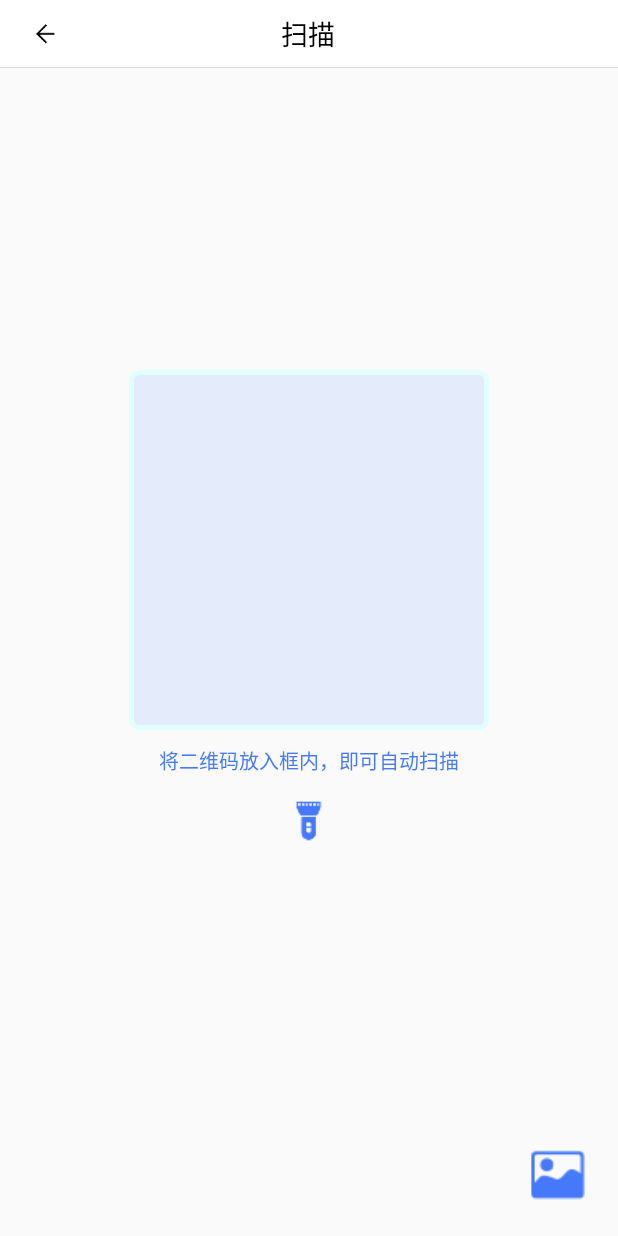
After one commit to yudonghui/pdaapp, an Android app: the HWScanActivity screen opened directly, with no data from a screen before it, on a phone screen of 412 x 824 dp. The commit adds this screen. Run offline under Robolectric (Android 15) with nearby library versions, the phone set to English and light mode, and no system bars; our stand-ins replace ButterKnife; libraries missing offline, so code that uses them is left out: com.huawei.hms, com.scwang.smartrefresh; 7 statements that could not run were skipped.

Commit message:
请求参数

```diff
--- a/app/build.gradle
+++ b/app/build.gradle
@@ -18,6 +18,10 @@ android {
             annotationProcessorOptions {
                 includeCompileClasspath = true
             }
+        }
+        ndk {
+            //选择要添加的对应cpu类型的.so库。
+            abiFilters 'armeabi', 'armeabi-v7a', 'arm64-v8a'
         }
     }
 
@@ -89,4 +93,6 @@ dependencies {
     implementation 'com.github.xuexiangjys:XUpdate:1.1.1'
     //通讯录
     implementation 'com.github.mcxtzhang:SuspensionIndexBar:V1.0.0'
+    //华为扫码功能
+    implementation 'com.huawei.hms:scan:2.2.0.300'
 }
--- a/app/src/main/AndroidManifest.xml
+++ b/app/src/main/AndroidManifest.xml
@@ -16,6 +16,7 @@
         android:supportsRtl="true"
         android:theme="@style/AppTheme"
         android:usesCleartextTraffic="true">
+        <activity android:name=".activity.HWScanActivity"></activity>
         <activity
             android:name=".activity.StockIndexActivity"
             android:exported="false" />
--- a/app/src/main/java/com/rfid/pdaapp/TestActivity.java
+++ b/app/src/main/java/com/rfid/pdaapp/TestActivity.java
@@ -1,5 +1,6 @@
 package com.rfid.pdaapp;
 
+import android.os.Bundle;
 import android.os.Handler;
 
 import androidx.core.content.ContextCompat;
@@ -52,7 +53,7 @@ public class TestActivity extends BaseActivity {
     }
 
     @Override
-    protected void init() {
+    protected void init(Bundle sa) {
         refreshListener();
         scrollListener();
         initAdapter();
--- /dev/null
+++ b/app/src/main/java/com/rfid/pdaapp/activity/HWScanActivity.java
@@ -0,0 +1,195 @@
+package com.rfid.pdaapp.activity;
+
+import android.app.Activity;
+import android.content.Context;
+import android.content.Intent;
+import android.graphics.Bitmap;
+import android.graphics.Rect;
+import android.os.Bundle;
+import android.os.Vibrator;
+import android.provider.MediaStore;
+import android.text.TextUtils;
+import android.view.View;
+import android.widget.FrameLayout;
+import android.widget.ImageView;
+import android.widget.LinearLayout;
+import android.widget.TextView;
+
+import androidx.annotation.Nullable;
+
+import com.huawei.hms.hmsscankit.OnLightVisibleCallBack;
+import com.huawei.hms.hmsscankit.OnResultCallback;
+import com.huawei.hms.hmsscankit.RemoteView;
+import com.huawei.hms.hmsscankit.ScanUtil;
+import com.huawei.hms.ml.scan.HmsScan;
+import com.huawei.hms.ml.scan.HmsScanAnalyzerOptions;
+import com.rfid.pdaapp.R;
+import com.rfid.pdaapp.common.Constant;
+import com.rfid.pdaapp.common.base.BaseActivity;
+import com.rfid.pdaapp.utils.CommonUtil;
+import com.rfid.pdaapp.utils.DeviceUtils;
+import com.rfid.pdaapp.utils.LogUtils;
+
+import java.io.IOException;
+
+import butterknife.BindView;
+import butterknife.OnClick;
+
+public class HWScanActivity extends BaseActivity {
+
+    @BindView(R.id.rim)
+    FrameLayout rim;
+    @BindView(R.id.scan_area)
+    ImageView scanArea;
+    @BindView(R.id.tv_open_hint)
+    TextView tvOpenHint;
+    @BindView(R.id.iv_open_light)
+    ImageView ivOpenLight;
+    @BindView(R.id.scan_auto_layout)
+    LinearLayout scanAutoLayout;
+    @BindView(R.id.iv_flash)
+    ImageView ivFlash;
+    private Context mContext;
+    private int mScreenWidth;
+    private int mScreenHeight;
+    private int SCAN_FRAME_SIZE = 240;
+    private RemoteView remoteView;
+
+    @Override
+    protected int getLayoutId() {
+        return R.layout.activity_h_w_scan;
+    }
+
+
+    @Override
+    protected void init(Bundle savedInstanceState) {
+        mScreenWidth = DeviceUtils.getDisplayWidth(this);
+        mScreenHeight = DeviceUtils.getDisplayHeight(this);
+        int scanFrameSize = (int) (SCAN_FRAME_SIZE * getResources().getDisplayMetrics().density);
+        Rect rect = new Rect();
+        rect.left = mScreenWidth / 2 - scanFrameSize / 2;
+        rect.right = mScreenWidth / 2 + scanFrameSize / 2;
+        rect.top = mScreenHeight / 2 - scanFrameSize / 2;
+        rect.bottom = mScreenHeight / 2 + scanFrameSize / 2;
+        Rect rect1 = new Rect(0, 0, mScreenWidth, mScreenHeight); // 设置扫码识别区域，您可以按照需求调整参数。
+        /**
+         *setContinuouslyScan 默认为true，连续扫码模式，此时扫码结果会连续返回；设置为false，非连续扫码模式，此时相同的码值只会返回一次。
+         */
+        remoteView = new RemoteView.Builder().setContext(this)
+                .setBoundingBox(rect1)
+                .setFormat(HmsScan.ALL_SCAN_TYPE)
+                .build();
+        initListener();
+        remoteView.onCreate(savedInstanceState);
+        FrameLayout.LayoutParams layoutParams = new FrameLayout.LayoutParams(LinearLayout.LayoutParams.MATCH_PARENT, LinearLayout.LayoutParams.MATCH_PARENT);
+        rim.addView(remoteView, layoutParams);
+    }
+
+
+    @OnClick({R.id.iv_open_light, R.id.iv_flash})
+    public void onViewClicked(View view) {
+        switch (view.getId()) {
+            case R.id.iv_open_light:
+                remoteView.switchLight();
+                break;
+            case R.id.iv_flash:
+                //跳转到图片选择界面去选择一张二维码图片
+                Intent intent = new Intent();
+                intent.setAction(Intent.ACTION_PICK);
+                intent.setType("image/*");
+                Intent intent2 = Intent.createChooser(intent, "选择二维码图片");
+                startActivityForResult(intent2, Constant.REQUEST_CODE0);
+                break;
+        }
+    }
+
+    private void initListener() {
+        //扫描结果监听
+        remoteView.setOnResultCallback(new OnResultCallback() {
+            @Override
+            public void onResult(HmsScan[] result) {
+                if (result != null && result.length > 0 && result[0] != null && !TextUtils.isEmpty(result[0].getOriginalValue())) {
+                    LogUtils.e("扫描结果：" + result[0].getOriginalValue());
+                    vibrate();
+                    backResult(result[0].getOriginalValue());
+                }
+            }
+        });
+        // 光线暗时，会回调该接口，用于控制显示闪光灯开关。
+        remoteView.setOnLightVisibleCallback(new OnLightVisibleCallBack() {
+            @Override
+            public void onVisibleChanged(boolean b) {
+              /*  if (b) {
+                    tvOpenHint.setVisibility(View.VISIBLE);
+                } else {
+                    tvOpenHint.setVisibility(View.GONE);
+                }*/
+            }
+        });
+    }
+
+    private void vibrate() {
+        //直接创建，不需要设置setDataSource
+        Vibrator vibrator = (Vibrator) getSystemService(Context.VIBRATOR_SERVICE);
+        vibrator.vibrate(200);
+    }
+
+    private void backResult(String result) {
+        Intent intent = getIntent();
+        intent.putExtra("result", result);
+        setResult(Activity.RESULT_OK, intent);
+        finish();
+    }
+
+    @Override
+    protected void onStart() {
+        super.onStart();
+        remoteView.onStart();
+    }
+
+    @Override
+    protected void onResume() {
+        super.onResume();
+        remoteView.onResume();
+    }
+
+    @Override
+    protected void onPause() {
+        super.onPause();
+        remoteView.onPause();
+    }
+
+    @Override
+    protected void onStop() {
+        super.onStop();
+        remoteView.onStop();
+    }
+
+    @Override
+    protected void onDestroy() {
+        super.onDestroy();
+        remoteView.onDestroy();
+    }
+
+    @Override
+    protected void onActivityResult(int requestCode, int resultCode, @Nullable Intent data) {
+        super.onActivityResult(requestCode, resultCode, data);
+        if (requestCode == Constant.REQUEST_CODE0 && resultCode == RESULT_OK) {
+            // data是Intent类型，data.getData是待扫描的条码图片Uri。
+            Bitmap bitmap = null;
+            try {
+                bitmap = MediaStore.Images.Media.getBitmap(this.getContentResolver(), data.getData());
+            } catch (IOException e) {
+                e.printStackTrace();
+            }
+            HmsScanAnalyzerOptions options = new HmsScanAnalyzerOptions.Creator().setHmsScanTypes(HmsScan.QRCODE_SCAN_TYPE, HmsScan.DATAMATRIX_SCAN_TYPE).setPhotoMode(true).create();
+            HmsScan[] hmsScans = ScanUtil.decodeWithBitmap(this, bitmap, options);
+            // 处理扫码结果
+            if (hmsScans != null && hmsScans.length > 0) {
+                // 展示扫码结果
+                CommonUtil.showToast(hmsScans.toString());
+            }
+        }
+    }
+
+}
--- a/app/src/main/java/com/rfid/pdaapp/activity/MainActivity.java
+++ b/app/src/main/java/com/rfid/pdaapp/activity/MainActivity.java
@@ -1,5 +1,6 @@
 package com.rfid.pdaapp.activity;
 
+import android.os.Bundle;
 import android.view.View;
 import android.widget.TextView;
 
@@ -43,7 +44,7 @@ public class MainActivity extends BaseActivity {
     }
 
     @Override
-    protected void init() {
+    protected void init(Bundle savedInstanceState) {
         GridLayoutManager gridLayoutManager = new GridLayoutManager(mContext, 2);
         rvHome.setLayoutManager(gridLayoutManager);
         rvHome.addItemDecoration(new SpaceItemDecoration(10, 10));
--- a/app/src/main/java/com/rfid/pdaapp/activity/StockActivity.java
+++ b/app/src/main/java/com/rfid/pdaapp/activity/StockActivity.java
@@ -18,7 +18,6 @@ import com.rfid.pdaapp.utils.CommonUtil;
 import com.rfid.pdaapp.utils.Strings;
 
 import butterknife.BindView;
-import butterknife.ButterKnife;
 import butterknife.OnClick;
 
 public class StockActivity extends BaseActivity {
@@ -61,7 +60,7 @@ public class StockActivity extends BaseActivity {
     }
 
     @Override
-    protected void init() {
+    protected void init(Bundle savedInstanceState) {
 
     }
 
--- a/app/src/main/java/com/rfid/pdaapp/activity/StockFormActivity.java
+++ b/app/src/main/java/com/rfid/pdaapp/activity/StockFormActivity.java
@@ -1,5 +1,6 @@
 package com.rfid.pdaapp.activity;
 
+import android.os.Bundle;
 import android.view.View;
 import android.widget.TextView;
 
@@ -46,7 +47,7 @@ public class StockFormActivity extends BaseActivity {
     }
 
     @Override
-    protected void init() {
+    protected void init(Bundle savedInstanceState) {
         initAdapter();
         initData();
         List<List<Object>> list = new ArrayList<>();
--- a/app/src/main/java/com/rfid/pdaapp/activity/StockIndexActivity.java
+++ b/app/src/main/java/com/rfid/pdaapp/activity/StockIndexActivity.java
@@ -2,6 +2,7 @@ package com.rfid.pdaapp.activity;
 
 import android.content.Intent;
 import android.graphics.Color;
+import android.os.Bundle;
 import android.view.View;
 import android.widget.ImageView;
 import android.widget.TextView;
@@ -74,7 +75,7 @@ public class StockIndexActivity extends BaseActivity {
     }
 
     @Override
-    protected void init() {
+    protected void init(Bundle savedInstanceState) {
         initAdapter();
         initListener();
         initData();
--- a/app/src/main/java/com/rfid/pdaapp/common/base/SimpleActivity.java
+++ b/app/src/main/java/com/rfid/pdaapp/common/base/SimpleActivity.java
@@ -48,7 +48,7 @@ public abstract class SimpleActivity extends AppCompatActivity implements NetBro
         setContentView(getLayoutId());
         mUnbinder = ButterKnife.bind(this);
         mContext = this;
-        init();
+        init(savedInstanceState);
         //动态接受网络变化的广播接收器
         IntentFilter intentFilter = new IntentFilter();
         intentFilter.addAction("android.net.conn.CONNECTIVITY_CHANGE");
@@ -70,7 +70,7 @@ public abstract class SimpleActivity extends AppCompatActivity implements NetBro
                 Configuration.SCREENLAYOUT_SIZE_LARGE;
     }
 
-    protected abstract void init();
+    protected abstract void init(Bundle savedInstanceState);
 
     public boolean dispatchTouchEvent(MotionEvent ev, boolean isTounch) {
         if (isTounch) {
--- /dev/null
+++ b/app/src/main/res/drawable/cloors.xml
@@ -0,0 +1,12 @@
+<?xml version="1.0" encoding="utf-8"?>
+<shape xmlns:android="http://schemas.android.com/apk/res/android"
+    android:shape="rectangle">
+    <stroke android:width="3dp" android:color="#e1ffff"/>
+    <solid android:color="#1f4679F9"/>
+    <corners android:radius="5dip"/>
+    <padding
+        android:left="2dp"
+        android:top="2dp"
+        android:right="2dp"
+        android:bottom="2dp" />
+</shape>
--- /dev/null
+++ b/app/src/main/res/layout/activity_h_w_scan.xml
@@ -0,0 +1,72 @@
+<?xml version="1.0" encoding="UTF-8"?>
+<FrameLayout xmlns:android="http://schemas.android.com/apk/res/android"
+    xmlns:my_view="http://schemas.android.com/apk/res-auto"
+    android:layout_width="match_parent"
+    android:layout_height="match_parent">
+
+    <FrameLayout
+        android:id="@+id/rim"
+        android:layout_width="match_parent"
+        android:layout_height="match_parent">
+
+    </FrameLayout>
+
+
+    <LinearLayout
+        android:id="@+id/scan_auto_layout"
+        android:layout_width="match_parent"
+        android:layout_height="match_parent"
+        android:gravity="center"
+        android:orientation="vertical">
+
+
+        <ImageView
+            android:id="@+id/scan_area"
+            android:layout_width="240dp"
+            android:layout_height="240dp"
+            android:background="@drawable/cloors" />
+
+        <TextView
+            android:layout_width="240dp"
+            android:layout_height="wrap_content"
+            android:layout_marginTop="10dp"
+            android:gravity="center"
+            android:text="将二维码放入框内，即可自动扫描"
+            android:textColor="@color/color_theme"
+            android:textSize="13sp" />
+
+        <TextView
+            android:id="@+id/tv_open_hint"
+            android:layout_width="240dp"
+            android:layout_height="wrap_content"
+            android:gravity="center"
+            android:text="环境过暗，请打开闪光灯"
+            android:textColor="@color/color_theme"
+            android:textSize="13sp"
+            android:visibility="gone" />
+
+        <ImageView
+            android:id="@+id/iv_open_light"
+            android:layout_width="60dp"
+            android:layout_height="60dp"
+            android:layout_below="@+id/scan_area"
+            android:layout_centerHorizontal="true"
+            android:layout_gravity="bottom|center_horizontal"
+            android:padding="15dp"
+            android:src="@mipmap/flash_light" />
+
+    </LinearLayout>
+
+    <com.rfid.pdaapp.views.TitleBar
+        android:layout_width="match_parent"
+        android:layout_height="45dp"
+        my_view:title="扫描" />
+
+    <ImageView
+        android:id="@+id/iv_flash"
+        android:layout_width="80dp"
+        android:layout_height="80dp"
+        android:layout_gravity="bottom|right"
+        android:padding="20dp"
+        android:src="@mipmap/default_photo" />
+</FrameLayout>
--- a/app/src/main/res/layout/activity_stock_index.xml
+++ b/app/src/main/res/layout/activity_stock_index.xml
@@ -21,7 +21,7 @@
             android:layout_width="50dp"
             android:layout_height="match_parent"
             android:padding="15dp"
-            android:src="@mipmap/back_white_icon" />
+            android:src="@mipmap/back_black_icon" />
 
         <LinearLayout
             android:layout_width="match_parent"
--- a/build.gradle
+++ b/build.gradle
@@ -7,6 +7,7 @@ buildscript {
         jcenter()
         mavenCentral()
         maven { url "https://jitpack.io" }
+        maven {url 'https://developer.huawei.com/repo/'}
     }
     dependencies {
         classpath 'com.android.tools.build:gradle:3.6.3'
@@ -23,6 +24,7 @@ allprojects {
         jcenter()
         mavenCentral()
         maven { url "https://jitpack.io" }
+        maven {url 'https://developer.huawei.com/repo/'}
     }
 }
 
```
Also changed, not shown: app/src/main/java/com/rfid/pdaapp/activity/LaunchActivity.java (+3 -5 lines), app/src/main/java/com/rfid/pdaapp/activity/LoginActivity.java (+4 -4 lines), app/src/main/java/com/rfid/pdaapp/activity/StockLocationActivity.java (+1 -7 lines), app/src/main/java/com/rfid/pdaapp/utils/DeviceUtils.java (added, +229 -0 lines), app/src/main/res/mipmap-xxhdpi/default_photo.png (added), app/src/main/res/mipmap-xxhdpi/flash_light.png (added).
